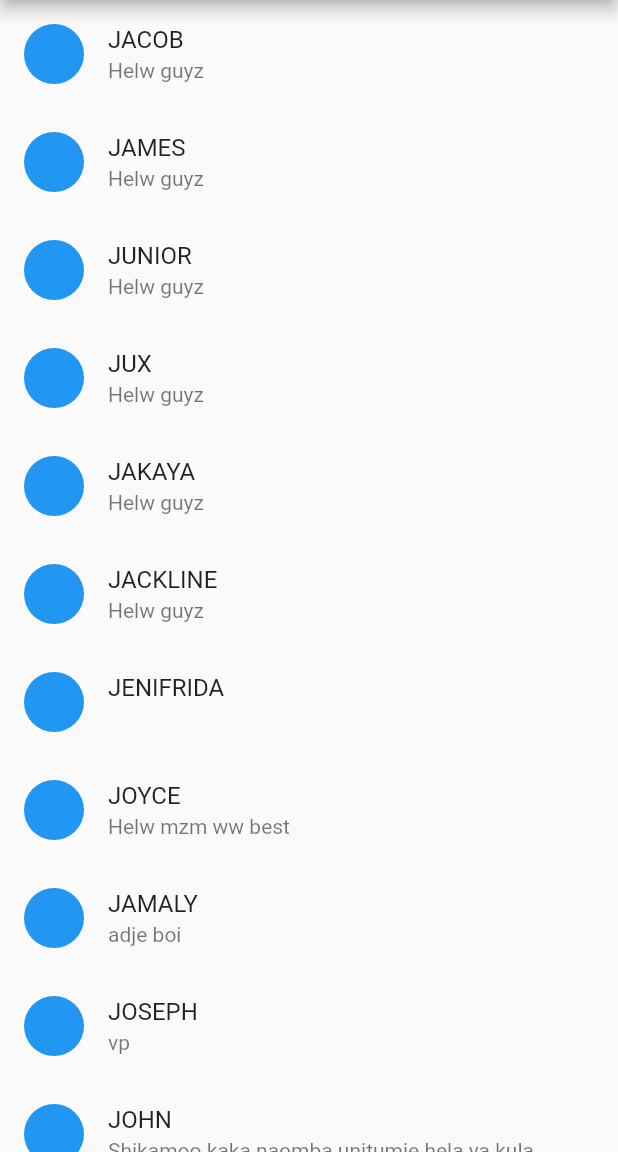
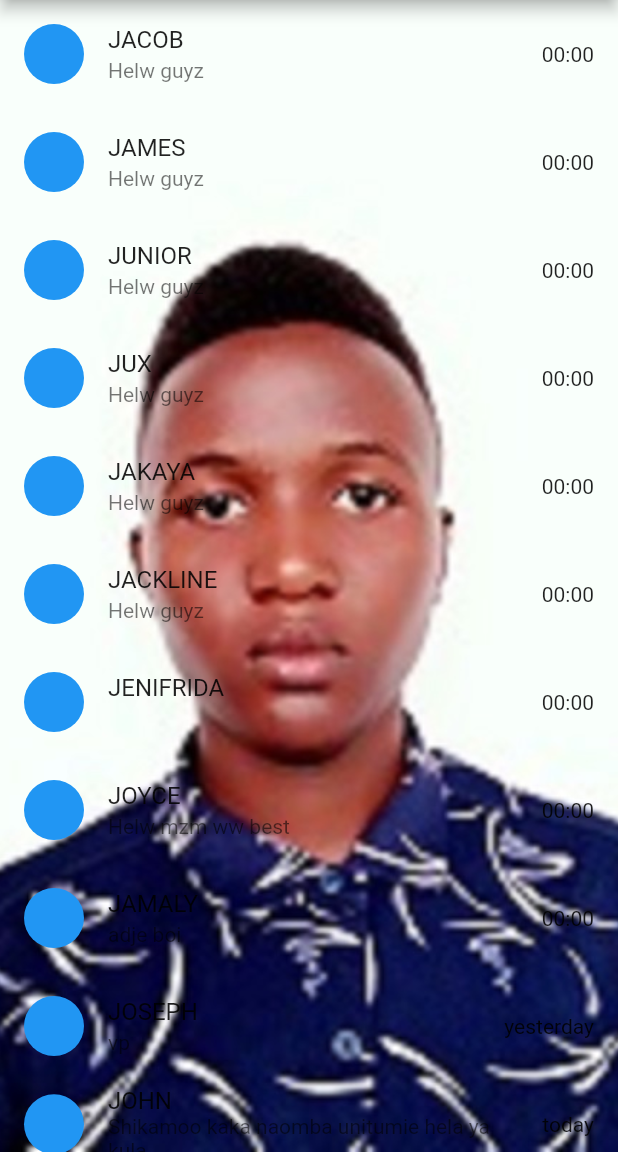
Before and after one commit to JuliusJacob/whatsapp, a Flutter app: the screen it shows after launch, on a phone screen of 412 x 824 dp, the part 84-1236 px from its top. Run offline on Flutter 3.47's test engine with Material 2 defaults, Android fonts, the phone set to English and light mode, and no system bars; missing offline and left inert: dart:html.

Commit message:
third uploading

```diff
--- a/lib/main.dart
+++ b/lib/main.dart
@@ -77,7 +77,16 @@ class MyApp extends StatelessWidget {
           title: Text('whatsapp'),
           backgroundColor: Colors.green,
         ),
-        body: ListView(
+
+        body: Stack(
+
+          children:[
+            Container(
+              height: 900,
+              width: 1900,
+              child: Image.asset('assets/1.jpg' , fit:  BoxFit.cover),
+            ),
+            ListView(
             children: [
               ...listOfChats.map((value) {
                 return ListTile(
@@ -86,10 +95,11 @@ class MyApp extends StatelessWidget {
                   ),
                   title: Text(value.title),
                   subtitle: Text(value.subTitle),
-                time: Text(value.time),
+                  trailing: Text(value.time)
                 );
               }).toList(),
             ],
+          ),]
         ),
       ),
     );
```
Also changed, not shown: assets/1.jpg. Lines whose indentation alone changed are shown as unchanged.
